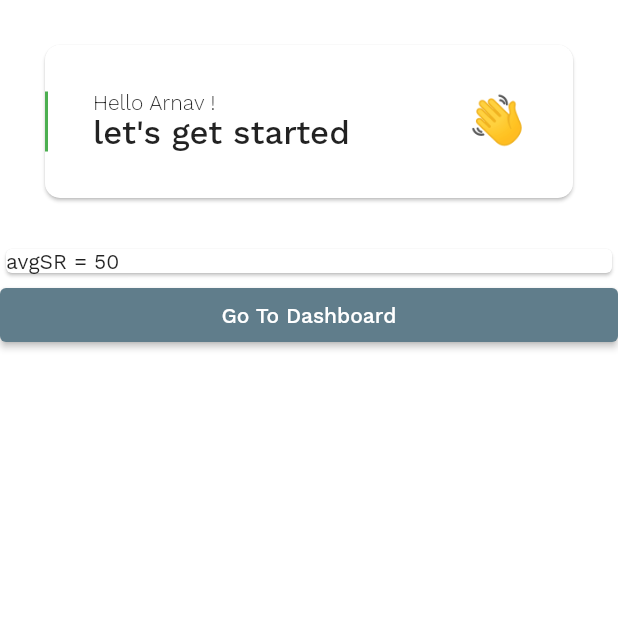
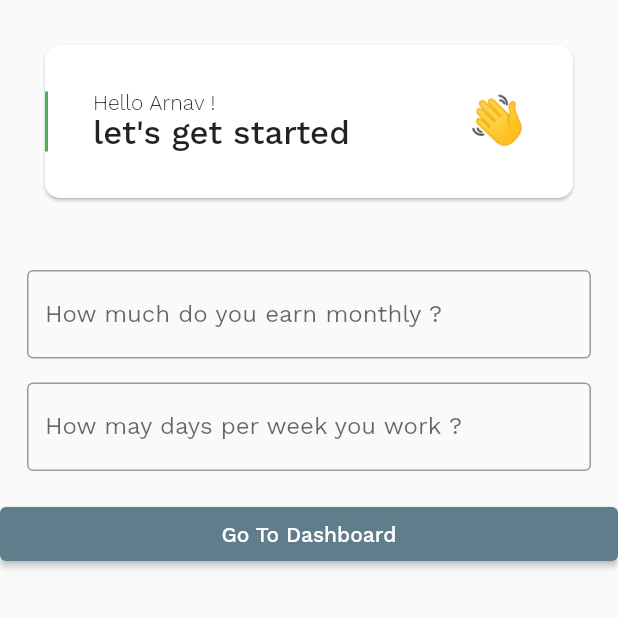
Before and after one commit to championswimmer/worth_it_app, a Flutter app: the screen it shows after launch, after a tap on "Get Started", on a phone screen of 412 x 824 dp, the top half of it. Run offline on Flutter 3.47's test engine with Material 2 defaults, Android fonts, the phone set to English and light mode, and no system bars; our stand-ins replace flutter_bloc, flutter_svg, google_fonts.

Commit message:
basics of onboarding form is getting done
Signed-off-by: Arnav Gupta <arnav@codingblocks.com>

```diff
--- a/lib/data/onboarding/onboarding_bloc.dart
+++ /dev/null
@@ -1,62 +0,0 @@
-import 'dart:async';
-
-import 'package:flutter_bloc/flutter_bloc.dart';
-import 'package:meta/meta.dart';
-
-class OnboardingBloc extends Bloc<OnboardingEvent, OnboardingState> {
-  OnboardingBloc() : super(InitialOnboardingState());
-
-  @override
-  Stream<OnboardingState> mapEventToState(OnboardingEvent event) async* {
-    switch (event._stage) {
-      case OnboardingStage.init:
-        yield InitialOnboardingState();
-        return;
-      case OnboardingStage.saveFormPage1:
-        this.state.monthlyEarning = event.monthlyEarning;
-        this.state.daysPerWeek = event.daysPerWeek;
-        break;
-      case OnboardingStage.saveFormPage2:
-        this.state.hoursPerDay = event.hoursPerDay;
-        this.state.averageSavingsRate = event.averageSavingsRate;
-        break;
-    }
-    yield this.state;
-  }
-}
-
-enum OnboardingStage { init, saveFormPage1, saveFormPage2 }
-
-@immutable
-abstract class OnboardingEvent extends OnboardingState {
-  OnboardingStage _stage = OnboardingStage.init;
-
-  OnboardingEvent({
-    required OnboardingStage stage,
-    int? monthlyEarning,
-    int? daysPerWeek,
-    int? hoursPerDay,
-    int? averageSavingsRate,
-  }) {
-    this._stage = stage;
-    if (averageSavingsRate != null) this.averageSavingsRate = averageSavingsRate;
-    if (hoursPerDay != null) this.hoursPerDay = hoursPerDay;
-    if (daysPerWeek != null) this.daysPerWeek = daysPerWeek;
-    if (monthlyEarning != null) this.monthlyEarning = monthlyEarning;
-  }
-}
-
-@immutable
-abstract class OnboardingState {
-  abstract int monthlyEarning;
-  abstract int daysPerWeek;
-  abstract int hoursPerDay;
-  abstract int averageSavingsRate;
-}
-
-class InitialOnboardingState extends OnboardingState {
-  int monthlyEarning = 0;
-  int daysPerWeek = 5;
-  int hoursPerDay = 8;
-  int averageSavingsRate = 50;
-}
--- /dev/null
+++ b/lib/data/savingsdata/savingsdata_bloc.dart
@@ -0,0 +1,71 @@
+import 'package:flutter/foundation.dart';
+import 'package:flutter_bloc/flutter_bloc.dart';
+
+@immutable
+abstract class SavingsDataState {
+  abstract int monthlyEarning;
+  abstract int daysPerWeek;
+  abstract int hoursPerDay;
+  abstract int savingsRate;
+}
+
+class SavingsDataInitialState extends SavingsDataState {
+  int monthlyEarning = 1000;
+  int daysPerWeek = 5;
+  int hoursPerDay = 8;
+  int savingsRate = 50;
+}
+
+enum SavingsDataEventType {
+  monthlyEarning,
+  daysPerWeek,
+  hoursPerDay,
+  savingsRate,
+}
+
+@immutable
+class SavingsDataEvent {
+  late int value;
+  late SavingsDataEventType type;
+
+  SavingsDataEvent.saveMonthlyEarning(this.value) {
+    type = SavingsDataEventType.monthlyEarning;
+  }
+
+  SavingsDataEvent.saveDaysPerWeek(this.value) {
+    type = SavingsDataEventType.daysPerWeek;
+  }
+
+  SavingsDataEvent.saveHoursPerDay(this.value) {
+    type = SavingsDataEventType.hoursPerDay;
+  }
+
+  SavingsDataEvent.saveSavingsRate(this.value) {
+    type = SavingsDataEventType.savingsRate;
+  }
+}
+
+class SavingsDataBloc extends Bloc<SavingsDataEvent, SavingsDataState> {
+  SavingsDataBloc() : super(SavingsDataInitialState());
+
+
+
+  @override
+  Stream<SavingsDataState> mapEventToState(SavingsDataEvent event) async* {
+    switch (event.type) {
+      case SavingsDataEventType.monthlyEarning:
+        state.monthlyEarning = event.value;
+        break;
+      case SavingsDataEventType.daysPerWeek:
+        state.daysPerWeek = event.value;
+        break;
+      case SavingsDataEventType.hoursPerDay:
+        state.hoursPerDay = event.value;
+        break;
+      case SavingsDataEventType.savingsRate:
+        state.savingsRate = event.value;
+        break;
+    }
+    yield state;
+  }
+}
--- /dev/null
+++ b/lib/data/savingsdata/savingsdata_provider.dart
@@ -0,0 +1,4 @@
+
+class SavingsDataProvider {
+
+}
--- a/lib/main.dart
+++ b/lib/main.dart
@@ -1,6 +1,7 @@
 import 'package:flutter/material.dart';
+import 'package:flutter_bloc/flutter_bloc.dart';
 import 'package:worth_it_app/app-router.dart';
-import 'package:worth_it_app/pages/page_home.dart';
+import 'package:worth_it_app/data/savingsdata/savingsdata_bloc.dart';
 
 import 'app-theme.dart';
 
@@ -12,12 +13,19 @@ class MyApp extends StatelessWidget {
   // This widget is the root of your application.
   @override
   Widget build(BuildContext context) {
-    return MaterialApp(
-      title: 'Flutter Demo',
-      theme: WorthItTheme.getMainAppTheme(),
-      initialRoute: AppRoutes.ONBOARDING,
-      routes: createRouter(context),
-      debugShowCheckedModeBanner: false,
+    return MultiBlocProvider(
+      providers: [
+        BlocProvider<SavingsDataBloc>(
+          create: (context) => SavingsDataBloc(),
+        )
+      ],
+      child: MaterialApp(
+        title: 'Flutter Demo',
+        theme: WorthItTheme.getMainAppTheme(),
+        initialRoute: AppRoutes.ONBOARDING,
+        routes: createRouter(context),
+        debugShowCheckedModeBanner: false,
+      ),
     );
   }
 }
--- a/lib/pages/page_onboarding_form.dart
+++ b/lib/pages/page_onboarding_form.dart
@@ -1,6 +1,9 @@
+import 'package:flutter/cupertino.dart';
 import 'package:flutter/material.dart';
 import 'package:flutter_bloc/flutter_bloc.dart';
-import 'package:worth_it_app/data/onboarding/onboarding_bloc.dart';
+import 'package:worth_it_app/data/savingsdata/savingsdata_bloc.dart';
+import 'package:worth_it_app/utils/debouncer.dart';
+import 'package:worth_it_app/widgets/atomic/onboarding_form_field.dart';
 import 'package:worth_it_app/widgets/atomic/onboarding_greeting_card.dart';
 
 import '../app-router.dart';
@@ -12,24 +15,49 @@ class OnboardingFormPage extends StatefulWidget {
 
 class _OnboardingFormPageState extends State<OnboardingFormPage> {
   int _formPage = 0;
+  Debouncer _debouncer = Debouncer(milliseconds: 500);
 
   @override
   Widget build(BuildContext context) {
-    return BlocProvider(
-      create: (context) => OnboardingBloc(),
-      child: Column(
+    return Scaffold(
+      body: Column(
         crossAxisAlignment: CrossAxisAlignment.stretch,
         children: [
           OnboardingGreetingCard(
             user: "Arnav",
           ), //TODO: unhardcode
-          BlocProvider(
-            create: (context) => OnboardingBloc(),
-            child: BlocBuilder<OnboardingBloc, OnboardingState>(
-              builder: (context, state) {
-                return Card(child: Text("avgSR = ${state.averageSavingsRate}"));
-              },
-            ),
+          BlocBuilder<SavingsDataBloc, SavingsDataState>(
+            builder: (context, state) {
+              return Padding(
+                padding: const EdgeInsets.all(10),
+                child: Column(
+                  crossAxisAlignment: CrossAxisAlignment.stretch,
+                  children: [
+                    OnboardingFormField(
+                      label: "How much do you earn monthly ?",
+                      prefixText: "₹ ",
+                      onChanged: (value) {
+                        _debouncer.run(() {
+                          context.read<SavingsDataBloc>().add(
+                              SavingsDataEvent.saveMonthlyEarning(
+                                  int.parse(value)));
+                        });
+                      },
+                    ),
+                    OnboardingFormField(
+                      label: "How may days per week you work ?",
+                      onChanged: (value) {
+                        _debouncer.run(() {
+                          context.read<SavingsDataBloc>().add(
+                              SavingsDataEvent.saveDaysPerWeek(
+                                  int.parse(value)));
+                        });
+                      },
+                    ),
+                  ],
+                ),
+              );
+            },
           ),
           ElevatedButton(
             onPressed: () {
--- /dev/null
+++ b/lib/utils/debouncer.dart
@@ -0,0 +1,19 @@
+import 'dart:async';
+
+import 'package:flutter/foundation.dart';
+
+class Debouncer {
+  late final int milliseconds;
+  late VoidCallback action;
+  Timer? _timer;
+
+  Debouncer({ required this.milliseconds });
+
+  run(VoidCallback action) {
+    if (_timer != null) {
+      _timer?.cancel();
+    }
+
+    _timer = Timer(Duration(milliseconds: milliseconds), action);
+  }
+}
--- /dev/null
+++ b/lib/widgets/atomic/onboarding_form_field.dart
@@ -0,0 +1,29 @@
+
+import 'package:flutter/material.dart';
+import 'package:flutter/widgets.dart';
+
+class OnboardingFormField extends StatelessWidget {
+  final ValueChanged<String>? onChanged;
+  final String label;
+  final String? prefixText;
+
+  OnboardingFormField({required this.label, this.prefixText, this.onChanged});
+
+  @override
+  Widget build(BuildContext context) {
+    return Container(
+      child: Padding(
+        padding: const EdgeInsets.all(8.0),
+        child: TextFormField(
+          decoration: InputDecoration(
+            border: OutlineInputBorder(),
+            labelText: this.label,
+            hintTextDirection: TextDirection.rtl,
+            prefixText: this.prefixText,
+          ),
+          onChanged: this.onChanged,
+        ),
+      ),
+    );
+  }
+}
--- a/lib/widgets/atomic/onboarding_greeting_card.dart
+++ b/lib/widgets/atomic/onboarding_greeting_card.dart
@@ -2,11 +2,9 @@ import 'package:flutter/material.dart';
 import 'package:google_fonts/google_fonts.dart';
 
 class OnboardingGreetingCard extends StatelessWidget {
-  String _user = "";
+  final String user;
 
-  OnboardingGreetingCard({String? user}) {
-    if (user != null) this._user = user;
-  }
+  OnboardingGreetingCard({required this.user});
 
   @override
   Widget build(BuildContext context) {
@@ -27,7 +25,7 @@ class OnboardingGreetingCard extends StatelessWidget {
               child: Column(
                 crossAxisAlignment: CrossAxisAlignment.start,
                 children: [
-                  Text("Hello $_user !",
+                  Text("Hello $user !",
                       style: GoogleFonts.workSans(
                         fontWeight: FontWeight.w300,
                       )),
```
Also changed, not shown: lib/data/onboarding/onboarding_data_provider.dart (deleted, +0 -12 lines).
